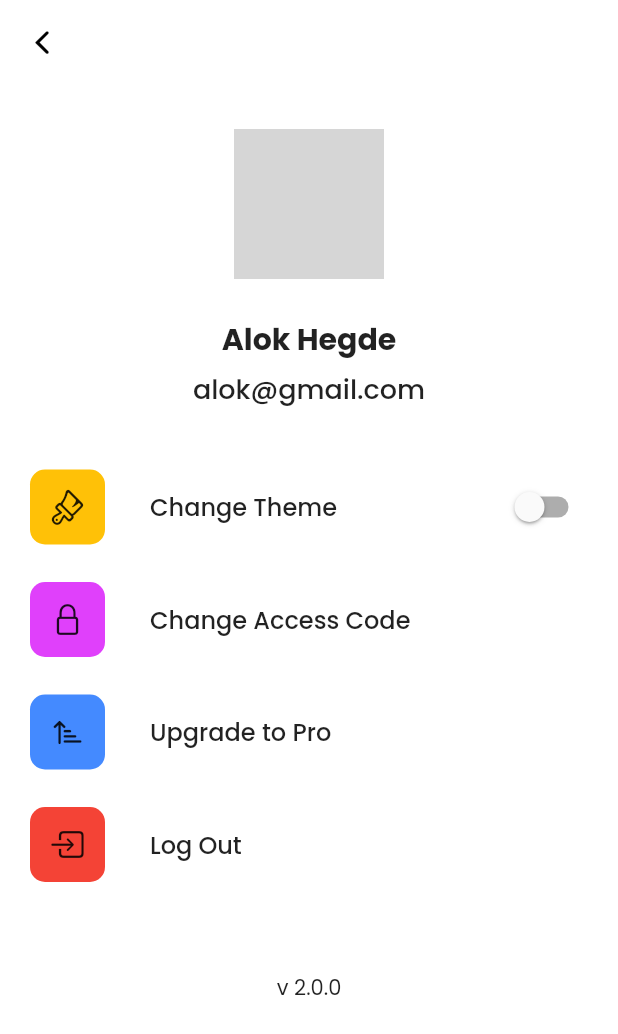
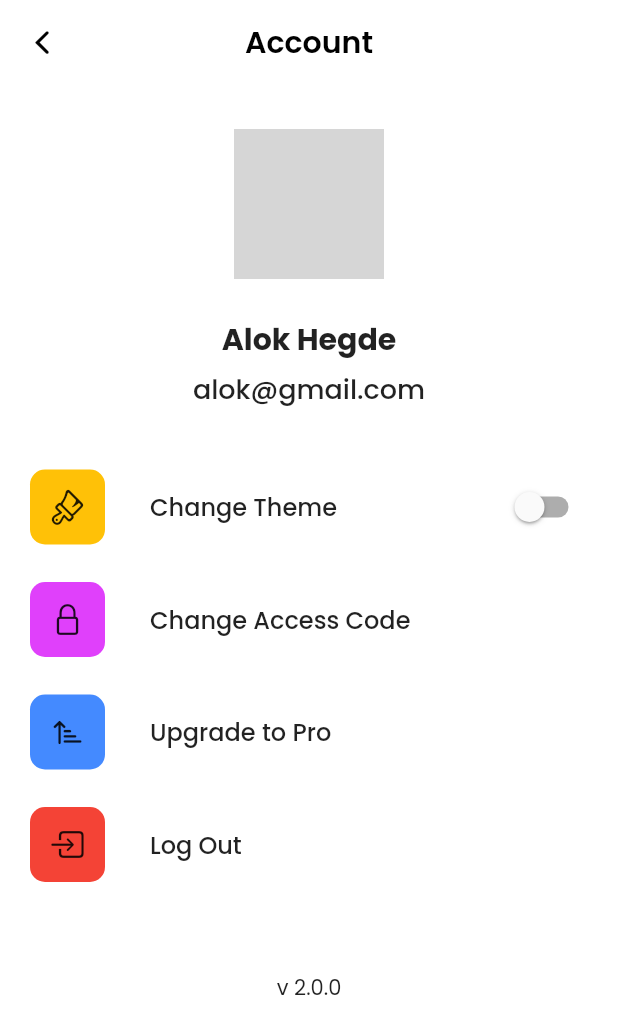
Before and after one commit to alokhegde2/key-secure, a Flutter app: the Settings screen opened by its route, on a phone screen of 412 x 824 dp. Shown: the top 1034 px of the screen. Run offline on Flutter 3.47's test engine with Material 2 defaults, Android fonts, the phone set to English and light mode, and no system bars; our stand-ins replace animated_splash_screen, flutter_svg, get, get_storage, google_fonts, jwt_decoder; accounts and stored records are empty; network calls fail; grey boxes are pictures that could not be loaded.

Commit message:
Added appbar title color

```diff
--- a/key_secure_v2/lib/themes/themes.dart
+++ b/key_secure_v2/lib/themes/themes.dart
@@ -1,4 +1,5 @@
 import 'package:flutter/material.dart';
+import 'package:google_fonts/google_fonts.dart';
 
 class Themes {
   final lightTheme = ThemeData.light().copyWith(
@@ -8,6 +9,11 @@
     appBarTheme: AppBarTheme(
       color: Colors.white,
       iconTheme: IconThemeData(color: Colors.black),
+      textTheme: TextTheme(
+        headline6: GoogleFonts.poppins(
+            color: Colors.black, fontSize: 20, fontWeight: FontWeight.w600),
+      ),
+      titleTextStyle: GoogleFonts.poppins(color: Colors.black),
       elevation: 0,
     ),
   );
```
